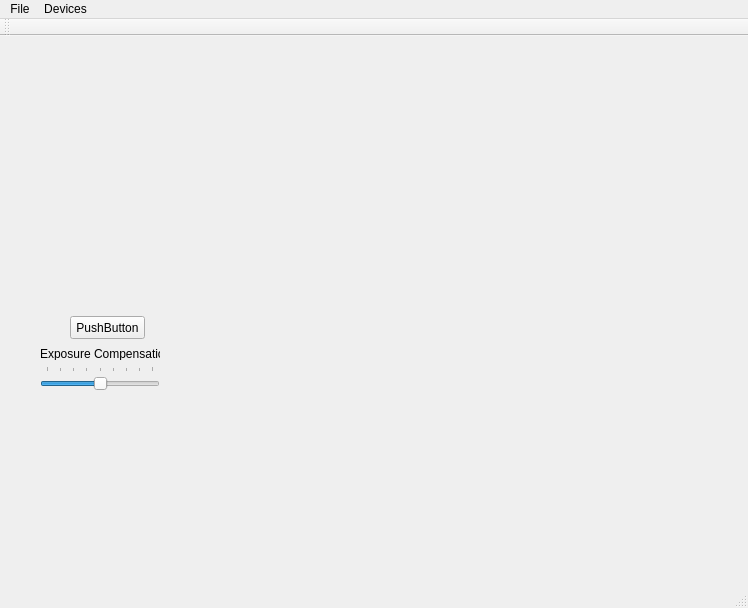
Old version of the form mainwindow.ui in the repository tvabramov/WebCamRecognizer.
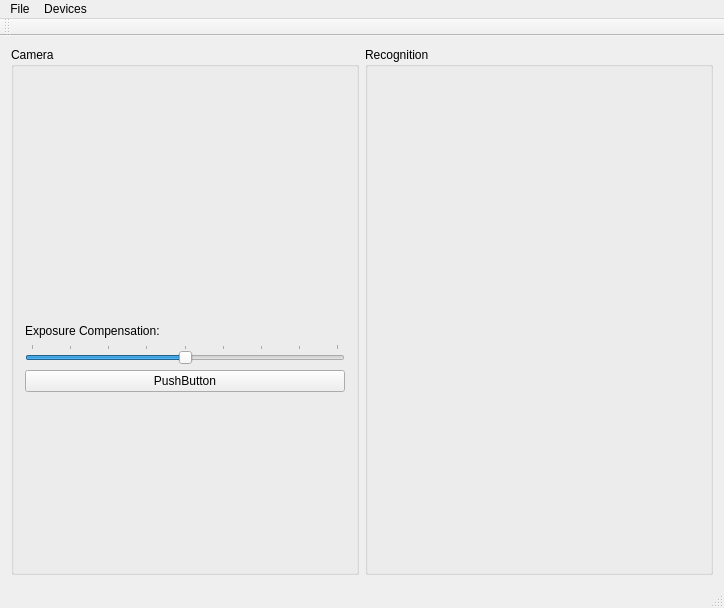
New version of the form. Icons and pictures are not drawn. Custom widgets are drawn as their Qt base class.

Diff of the .ui file:
```diff
--- a/mainwindow.ui
+++ b/mainwindow.ui
@@ -6,7 +6,7 @@
    <rect>
     <x>0</x>
     <y>0</y>
-    <width>748</width>
+    <width>704</width>
     <height>608</height>
    </rect>
   </property>
@@ -14,73 +14,47 @@
    <string>MainWindow</string>
   </property>
   <widget class="QWidget" name="centralWidget">
-   <widget class="QCameraViewfinder" name="viewFinder" native="true">
-    <property name="geometry">
-     <rect>
-      <x>30</x>
-      <y>20</y>
-      <width>271</width>
-      <height>201</height>
-     </rect>
-    </property>
-    <property name="statusTip">
-     <string>Viewfinder Screen</string>
-    </property>
-    <property name="whatsThis">
-     <string>Viewfinder Screen</string>
-    </property>
-    <property name="accessibleName">
-     <string>Viewfinder Screen</string>
-    </property>
-   </widget>
-   <widget class="QPushButton" name="buttonGetShapshot">
-    <property name="geometry">
-     <rect>
-      <x>70</x>
-      <y>280</y>
-      <width>75</width>
-      <height>23</height>
-     </rect>
-    </property>
-    <property name="text">
-     <string>PushButton</string>
-    </property>
-   </widget>
-   <widget class="QLabel" name="labelSnapshot">
-    <property name="geometry">
-     <rect>
-      <x>330</x>
-      <y>60</y>
-      <width>341</width>
-      <height>331</height>
-     </rect>
+   <layout class="QHBoxLayout" name="horizontalLayout">
+    <item>
+     <widget class="QGroupBox" name="groupBoxCamera">
+      <property name="title">
+       <string>Camera</string>
+      </property>
+      <layout class="QVBoxLayout" name="verticalLayout">
+       <item>
+        <widget class="QLabel" name="labelViewFinder">
+         <property name="sizePolicy">
+          <sizepolicy hsizetype="Preferred" vsizetype="Preferred">
+           <horstretch>0</horstretch>
+           <verstretch>0</verstretch>
+          </sizepolicy>
+         </property>
+         <property name="minimumSize">
+          <size>
+           <width>320</width>
+           <height>240</height>
+          </size>
+         </property>
+         <property name="maximumSize">
+          <size>
+           <width>320</width>
+           <height>240</height>
+          </size>
     </property>
     <property name="text">
      <string/>
     </property>
    </widget>
+       </item>
+       <item>
    <widget class="QLabel" name="labelExposureCompensation">
-    <property name="geometry">
-     <rect>
-      <x>40</x>
-      <y>311</y>
-      <width>120</width>
-      <height>13</height>
-     </rect>
-    </property>
     <property name="text">
      <string>Exposure Compensation:</string>
     </property>
    </widget>
+       </item>
+       <item>
    <widget class="QSlider" name="sliderExposureCompensation">
-    <property name="geometry">
-     <rect>
-      <x>40</x>
-      <y>330</y>
-      <width>120</width>
-      <height>27</height>
-     </rect>
-    </property>
     <property name="minimum">
      <number>-4</number>
     </property>
@@ -97,13 +71,73 @@
      <enum>QSlider::TicksAbove</enum>
     </property>
    </widget>
+       </item>
+       <item>
+        <widget class="QPushButton" name="buttonGetShapshot">
+         <property name="text">
+          <string>PushButton</string>
+         </property>
+        </widget>
+       </item>
+       <item>
+        <spacer name="verticalSpacer">
+         <property name="orientation">
+          <enum>Qt::Vertical</enum>
+         </property>
+         <property name="sizeHint" stdset="0">
+          <size>
+           <width>20</width>
+           <height>40</height>
+          </size>
+         </property>
+        </spacer>
+       </item>
+      </layout>
+     </widget>
+    </item>
+    <item>
+     <widget class="QGroupBox" name="groupBoxRecognition">
+      <property name="title">
+       <string>Recognition</string>
+      </property>
+      <layout class="QVBoxLayout" name="verticalLayout_2">
+       <item>
+        <widget class="QLabel" name="labelSnapshot">
+         <property name="minimumSize">
+          <size>
+           <width>320</width>
+           <height>240</height>
+          </size>
+         </property>
+         <property name="text">
+          <string/>
+         </property>
+        </widget>
+       </item>
+       <item>
+        <spacer name="verticalSpacer_2">
+         <property name="orientation">
+          <enum>Qt::Vertical</enum>
+         </property>
+         <property name="sizeHint" stdset="0">
+          <size>
+           <width>20</width>
+           <height>40</height>
+          </size>
+         </property>
+        </spacer>
+       </item>
+      </layout>
+     </widget>
+    </item>
+   </layout>
   </widget>
   <widget class="QMenuBar" name="menuBar">
    <property name="geometry">
     <rect>
      <x>0</x>
      <y>0</y>
-     <width>748</width>
+     <width>704</width>
      <height>21</height>
     </rect>
    </property>
@@ -187,14 +221,6 @@
   </action>
  </widget>
  <layoutdefault spacing="6" margin="11"/>
- <customwidgets>
-  <customwidget>
-   <class>QCameraViewfinder</class>
-   <extends>QWidget</extends>
-   <header>qcameraviewfinder.h</header>
-   <container>1</container>
-  </customwidget>
- </customwidgets>
  <resources>
   <include location="res/res.qrc"/>
  </resources>
```
Lines whose indentation alone changed are shown as unchanged.
